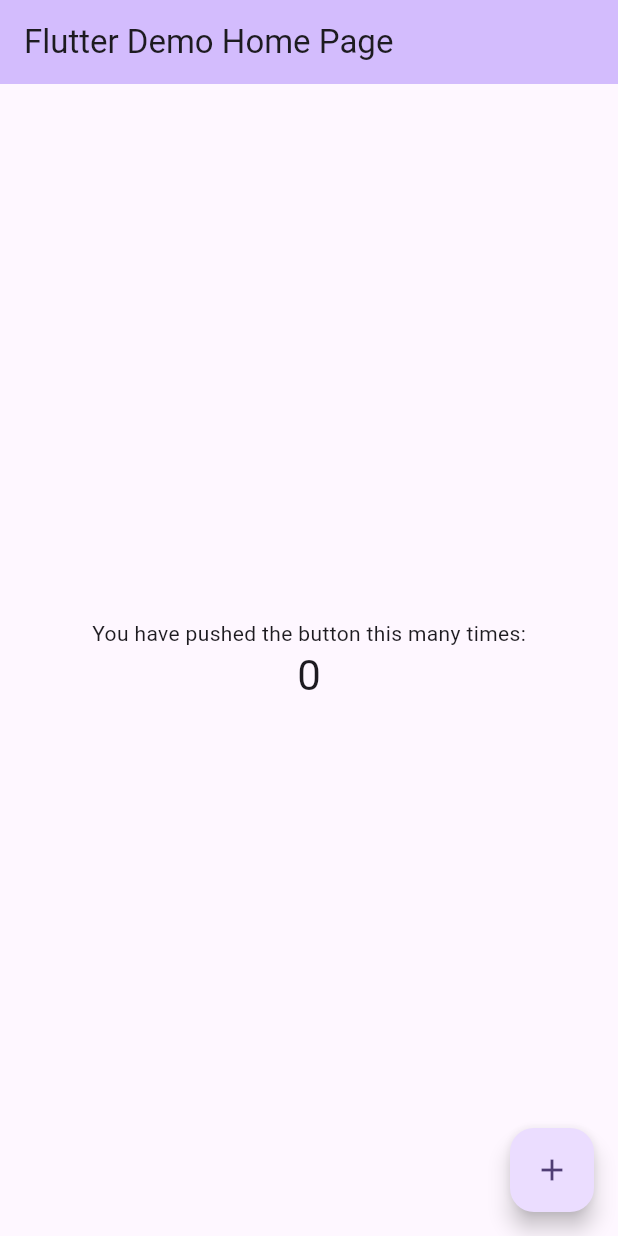
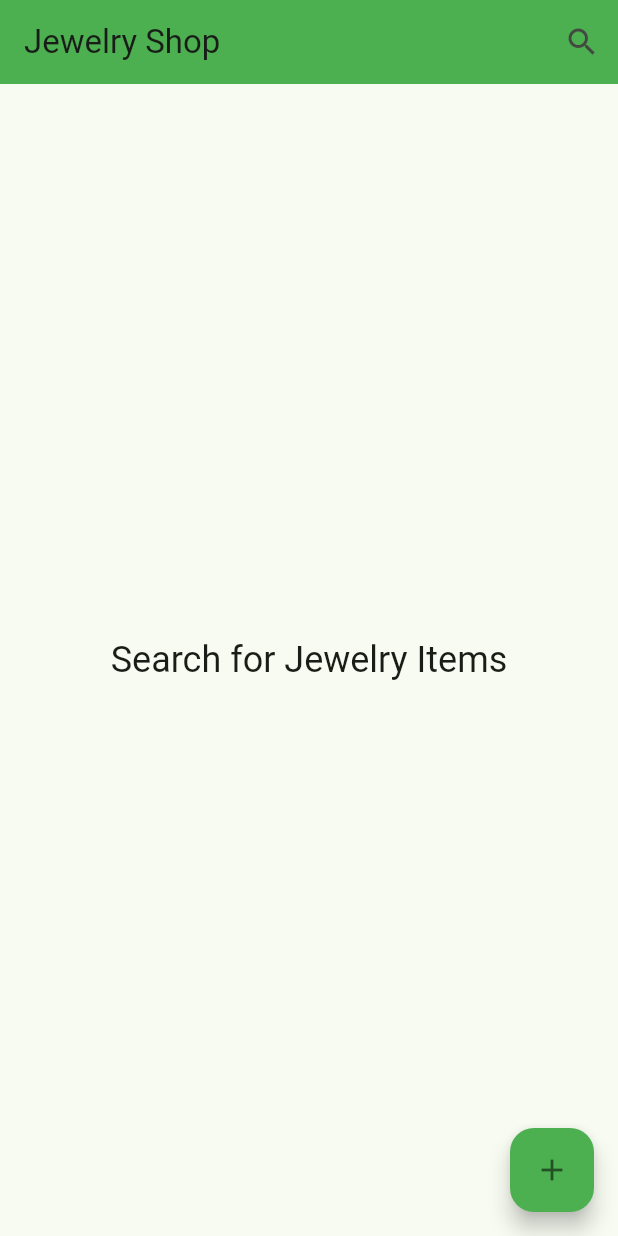
Before and after one commit to niksoni2910/ShopApp, a Flutter app: the screen it shows after launch, on a phone screen of 412 x 824 dp. Run offline on Flutter 3.47's test engine with Material 3 defaults, Android fonts, the phone set to English and light mode, and no system bars; our stand-ins replace firebase_core; accounts and stored records are empty.

Commit message:
home pade added

```diff
--- /dev/null
+++ b/lib/home_page.dart
@@ -0,0 +1,172 @@
+import 'package:flutter/material.dart';
+
+class HomePage extends StatefulWidget {
+  const HomePage({Key? key}) : super(key: key);
+
+  @override
+  _HomePageState createState() => _HomePageState();
+}
+
+class _HomePageState extends State<HomePage> {
+  final List<Map<String, String>> allItems = [
+  {'name': 'Earring', 'image': 'earring.jpg', 'weight': '10g', 'carat': '24K'},
+  {'name': 'Bangles', 'image': 'bangle.jpg', 'weight': '20g', 'carat': '22K'},
+  {'name': 'Bracelet', 'image': 'bracelet.jpg', 'weight': '15g', 'carat': '18K'},
+  {'name': 'Chain', 'image': 'chain.jpg', 'weight': '30g', 'carat': '21K'},
+  {'name': 'Ring', 'image': 'ring.jpg', 'weight': '5g', 'carat': '18K'},
+  {'name': 'Set', 'image': 'set.jpg', 'weight': '50g', 'carat': '24K'},
+  {'name': 'Pendant', 'image': 'pendant.jpg', 'weight': '8g', 'carat': '22K'},
+  {'name': 'Necklace', 'image': 'necklace.jpg', 'weight': '40g', 'carat': '18K'},
+  {'name': 'Anklet', 'image': 'anklet.jpg', 'weight': '12g', 'carat': '21K'},
+  {'name': 'Nose Ring', 'image': 'nosering.jpg', 'weight': '3g', 'carat': '22K'},
+  {'name': 'Toe Ring', 'image': 'toering.jpg', 'weight': '2g', 'carat': '18K'},
+  {'name': 'Choker', 'image': 'choker.jpg', 'weight': '35g', 'carat': '24K'},
+  {'name': 'Brooch', 'image': 'brooch.jpg', 'weight': '10g', 'carat': '22K'},
+  {'name': 'Armlet', 'image': 'armlet.jpg', 'weight': '25g', 'carat': '21K'},
+  {'name': 'Tiara', 'image': 'tiara.jpg', 'weight': '45g', 'carat': '24K'},
+  {'name': 'Hairpin', 'image': 'hairpin.jpg', 'weight': '5g', 'carat': '18K'},
+  {'name': 'Cufflink', 'image': 'cufflink.jpg', 'weight': '7g', 'carat': '21K'},
+  {'name': 'Medallion', 'image': 'medallion.jpg', 'weight': '20g', 'carat': '22K'},
+  {'name': 'Locket', 'image': 'locket.jpg', 'weight': '15g', 'carat': '24K'},
+  {'name': 'Waist Chain', 'image': 'waistchain.jpg', 'weight': '50g', 'carat': '18K'},
+  {'name': 'Signet Ring', 'image': 'signetring.jpg', 'weight': '8g', 'carat': '22K'},
+  {'name': 'Studs', 'image': 'studs.jpg', 'weight': '3g', 'carat': '24K'},
+  {'name': 'Charm', 'image': 'charm.jpg', 'weight': '5g', 'carat': '21K'},
+  {'name': 'Beads', 'image': 'beads.jpg', 'weight': '10g', 'carat': '22K'},
+  {'name': 'Belly Chain', 'image': 'bellychain.jpg', 'weight': '40g', 'carat': '24K'},
+  {'name': 'Headband', 'image': 'headband.jpg', 'weight': '30g', 'carat': '18K'},
+  {'name': 'Ear Cuff', 'image': 'earcuff.jpg', 'weight': '4g', 'carat': '21K'},
+  {'name': 'Diadem', 'image': 'diadem.jpg', 'weight': '55g', 'carat': '22K'},
+  {'name': 'Wristlet', 'image': 'wristlet.jpg', 'weight': '18g', 'carat': '24K'},
+  {'name': 'Jhumka', 'image': 'jhumka.jpg', 'weight': '12g', 'carat': '22K'},
+  {'name': 'Maang Tikka', 'image': 'maangtikka.jpg', 'weight': '8g', 'carat': '24K'},
+  {'name': 'Hair Brooch', 'image': 'hairbrooch.jpg', 'weight': '5g', 'carat': '21K'},
+  {'name': 'Finger Ring', 'image': 'fingerring.jpg', 'weight': '6g', 'carat': '18K'},
+  {'name': 'Hand Harness', 'image': 'handharness.jpg', 'weight': '25g', 'carat': '22K'},
+  {'name': 'Kada', 'image': 'kada.jpg', 'weight': '35g', 'carat': '24K'},
+  {'name': 'Garter', 'image': 'garter.jpg', 'weight': '10g', 'carat': '18K'},
+  {'name': 'Toe Band', 'image': 'toeband.jpg', 'weight': '2g', 'carat': '21K'},
+  {'name': 'Belly Button Ring', 'image': 'bellyring.jpg', 'weight': '3g', 'carat': '22K'},
+  {'name': 'Hair Chain', 'image': 'hairchain.jpg', 'weight': '8g', 'carat': '24K'},
+  {'name': 'Baju Band', 'image': 'bajuband.jpg', 'weight': '12g', 'carat': '21K'},
+  {'name': 'Payal', 'image': 'payal.jpg', 'weight': '20g', 'carat': '22K'},
+  {'name': 'Nath', 'image': 'nath.jpg', 'weight': '6g', 'carat': '18K'},
+  {'name': 'Challa', 'image': 'challa.jpg', 'weight': '5g', 'carat': '24K'},
+  {'name': 'Chandbali', 'image': 'chandbali.jpg', 'weight': '15g', 'carat': '22K'},
+  {'name': 'Arm Cuff', 'image': 'armcuff.jpg', 'weight': '25g', 'carat': '21K'},
+  {'name': 'Hair Comb', 'image': 'haircomb.jpg', 'weight': '8g', 'carat': '18K'},
+  {'name': 'Tie Pin', 'image': 'tiepin.jpg', 'weight': '4g', 'carat': '22K'},
+  {'name': 'Bajubandh', 'image': 'bajubandh.jpg', 'weight': '30g', 'carat': '24K'},
+  {'name': 'Kalira', 'image': 'kalira.jpg', 'weight': '18g', 'carat': '21K'},
+  {'name': 'Kamarband', 'image': 'kamarband.jpg', 'weight': '50g', 'carat': '22K'},
+];
+
+  @override
+  Widget build(BuildContext context) {
+    return Scaffold(
+      appBar: AppBar(
+        backgroundColor: Colors.green,
+        title: const Text('Jewelry Shop'),
+        actions: [
+          IconButton(
+            icon: const Icon(Icons.search),
+            onPressed: () {
+              showSearch(
+                context: context,
+                delegate: JewelrySearchDelegate(allItems),
+              );
+            },
+          ),
+        ],
+      ),
+      body: Center(
+        child: Text(
+          'Search for Jewelry Items',
+          style: Theme.of(context).textTheme.headlineSmall,
+        ),
+      ),
+      floatingActionButton: FloatingActionButton(
+        onPressed: () {
+          // Define what happens when the button is pressed
+        },
+        backgroundColor: Colors.green,
+        child: const Icon(Icons.add),
+      ),
+    );
+  }
+}
+
+class JewelrySearchDelegate extends SearchDelegate {
+  final List<Map<String, String>> allItems;
+
+  JewelrySearchDelegate(this.allItems);
+
+  @override
+  List<Widget> buildActions(BuildContext context) {
+    return [
+      IconButton(
+        icon: const Icon(Icons.clear),
+        onPressed: () {
+          query = '';
+        },
+      ),
+    ];
+  }
+
+  @override
+  Widget buildLeading(BuildContext context) {
+    return IconButton(
+      icon: const Icon(Icons.arrow_back),
+      onPressed: () {
+        close(context, null);
+      },
+    );
+  }
+
+  @override
+  Widget buildResults(BuildContext context) {
+    final results = allItems.where((item) => item['name']!.toLowerCase().contains(query.toLowerCase()));
+
+    return ListView(
+      children: results.map((item) {
+        return ListTile(
+          leading: Image.asset(
+            'assets/${item['image']}',
+            width: 50,
+            height: 50,
+            errorBuilder: (context, error, stackTrace) {
+              // Display a placeholder icon if the image is not found
+              return const Icon(Icons.image_not_supported, size: 50);
+            },
+          ),
+          title: Text('${item['name']}'),
+          subtitle: Text('Weight: ${item['weight']} - Carat: ${item['carat']}'),
+          trailing: ElevatedButton(
+            onPressed: () {
+              // Handle view action
+              // You can navigate to a detail page or show more information here
+            },
+            child: const Text('View'),
+          ),
+        );
+      }).toList(),
+    );
+  }
+
+  @override
+  Widget buildSuggestions(BuildContext context) {
+    final suggestions = allItems.where((item) => item['name']!.toLowerCase().startsWith(query.toLowerCase()));
+
+    return ListView(
+      children: suggestions.map((item) {
+        return ListTile(
+          title: Text(item['name']!),
+          onTap: () {
+            query = item['name']!;
+            showResults(context);
+          },
+        );
+      }).toList(),
+    );
+  }
+}
--- a/lib/main.dart
+++ b/lib/main.dart
@@ -1,3 +1,4 @@
+import 'package:catalog/home_page.dart';
 import 'package:firebase_core/firebase_core.dart';
 import 'package:flutter/material.dart';
 
@@ -14,115 +15,11 @@ class MyApp extends StatelessWidget {
   @override
   Widget build(BuildContext context) {
     return MaterialApp(
-      title: 'Flutter Demo',
       theme: ThemeData(
-        // This is the theme of your application.
-        //
-        // TRY THIS: Try running your application with "flutter run". You'll see
-        // the application has a purple toolbar. Then, without quitting the app,
-        // try changing the seedColor in the colorScheme below to Colors.green
-        // and then invoke "hot reload" (save your changes or press the "hot
-        // reload" button in a Flutter-supported IDE, or press "r" if you used
-        // the command line to start the app).
-        //
-        // Notice that the counter didn't reset back to zero; the application
-        // state is not lost during the reload. To reset the state, use hot
-        // restart instead.
-        //
-        // This works for code too, not just values: Most code changes can be
-        // tested with just a hot reload.
-        colorScheme: ColorScheme.fromSeed(seedColor: Colors.deepPurple),
-        useMaterial3: true,
+        colorSchemeSeed: Colors.green, // Green theme
+        useMaterial3: true,             // Use Material 3
       ),
-      home: const MyHomePage(title: 'Flutter Demo Home Page'),
+      home: HomePage(),
     );
   }
 }
-
-class MyHomePage extends StatefulWidget {
-  const MyHomePage({super.key, required this.title});
-
-  // This widget is the home page of your application. It is stateful, meaning
-  // that it has a State object (defined below) that contains fields that affect
-  // how it looks.
-
-  // This class is the configuration for the state. It holds the values (in this
-  // case the title) provided by the parent (in this case the App widget) and
-  // used by the build method of the State. Fields in a Widget subclass are
-  // always marked "final".
-
-  final String title;
-
-  @override
-  State<MyHomePage> createState() => _MyHomePageState();
-}
-
-class _MyHomePageState extends State<MyHomePage> {
-  int _counter = 0;
-
-  void _incrementCounter() {
-    setState(() {
-      // This call to setState tells the Flutter framework that something has
-      // changed in this State, which causes it to rerun the build method below
-      // so that the display can reflect the updated values. If we changed
-      // _counter without calling setState(), then the build method would not be
-      // called again, and so nothing would appear to happen.
-      _counter++;
-    });
-  }
-
-  @override
-  Widget build(BuildContext context) {
-    // This method is rerun every time setState is called, for instance as done
-    // by the _incrementCounter method above.
-    //
-    // The Flutter framework has been optimized to make rerunning build methods
-    // fast, so that you can just rebuild anything that needs updating rather
-    // than having to individually change instances of widgets.
-    return Scaffold(
-      appBar: AppBar(
-        // TRY THIS: Try changing the color here to a specific color (to
-        // Colors.amber, perhaps?) and trigger a hot reload to see the AppBar
-        // change color while the other colors stay the same.
-        backgroundColor: Theme.of(context).colorScheme.inversePrimary,
-        // Here we take the value from the MyHomePage object that was created by
-        // the App.build method, and use it to set our appbar title.
-        title: Text(widget.title),
-      ),
-      body: Center(
-        // Center is a layout widget. It takes a single child and positions it
-        // in the middle of the parent.
-        child: Column(
-          // Column is also a layout widget. It takes a list of children and
-          // arranges them vertically. By default, it sizes itself to fit its
-          // children horizontally, and tries to be as tall as its parent.
-          //
-          // Column has various properties to control how it sizes itself and
-          // how it positions its children. Here we use mainAxisAlignment to
-          // center the children vertically; the main axis here is the vertical
-          // axis because Columns are vertical (the cross axis would be
-          // horizontal).
-          //
-          // TRY THIS: Invoke "debug painting" (choose the "Toggle Debug Paint"
-          // action in the IDE, or press "p" in the console), to see the
-          // wireframe for each widget.
-          mainAxisAlignment: MainAxisAlignment.center,
-          children: <Widget>[
-            const Text(
-              'You have pushed the button this many times:',
-            ),
-            Text(
-              '$_counter',
-              style: Theme.of(context).textTheme.headlineMedium,
-            ),
-          ],
-        ),
-      ),
-      floatingActionButton: FloatingActionButton(
-        onPressed: _incrementCounter,
-        tooltip: 'Increment',
-        child: const Icon(Icons.add),
-      ), // This trailing comma makes auto-formatting nicer for build methods.
-    );
-  }
-}
```
